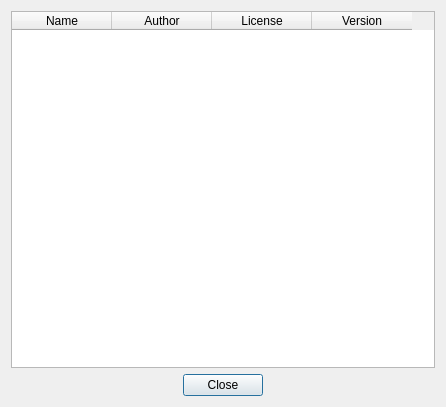
The window that src/dialogs/PluginDialog.ui (NeoGameEngineProject/Editor) describes before a commit, drawn with Qt 5.
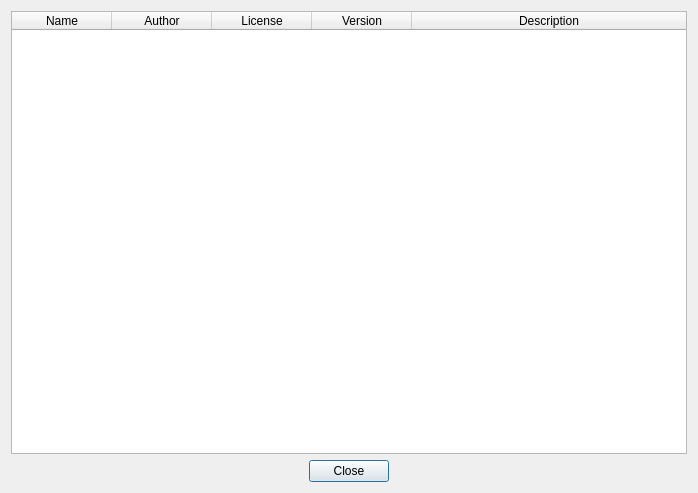
The same window after the commit.

Commit message: Implemented input method plugins

Diff of the .ui file:
```diff
--- a/src/dialogs/PluginDialog.ui
+++ b/src/dialogs/PluginDialog.ui
@@ -6,8 +6,8 @@
    <rect>
     <x>0</x>
     <y>0</y>
-    <width>446</width>
-    <height>407</height>
+    <width>698</width>
+    <height>493</height>
    </rect>
   </property>
   <property name="windowTitle">
@@ -22,9 +22,15 @@
      <property name="cornerButtonEnabled">
       <bool>false</bool>
      </property>
+     <attribute name="horizontalHeaderStretchLastSection">
+      <bool>true</bool>
+     </attribute>
      <attribute name="verticalHeaderVisible">
       <bool>false</bool>
      </attribute>
+     <attribute name="verticalHeaderStretchLastSection">
+      <bool>false</bool>
+     </attribute>
      <column>
       <property name="text">
        <string>Name</string>
@@ -45,6 +51,11 @@
        <string>Version</string>
       </property>
      </column>
+     <column>
+      <property name="text">
+       <string>Description</string>
+      </property>
+     </column>
     </widget>
    </item>
    <item>
```
The commit also changes 10 other files.
